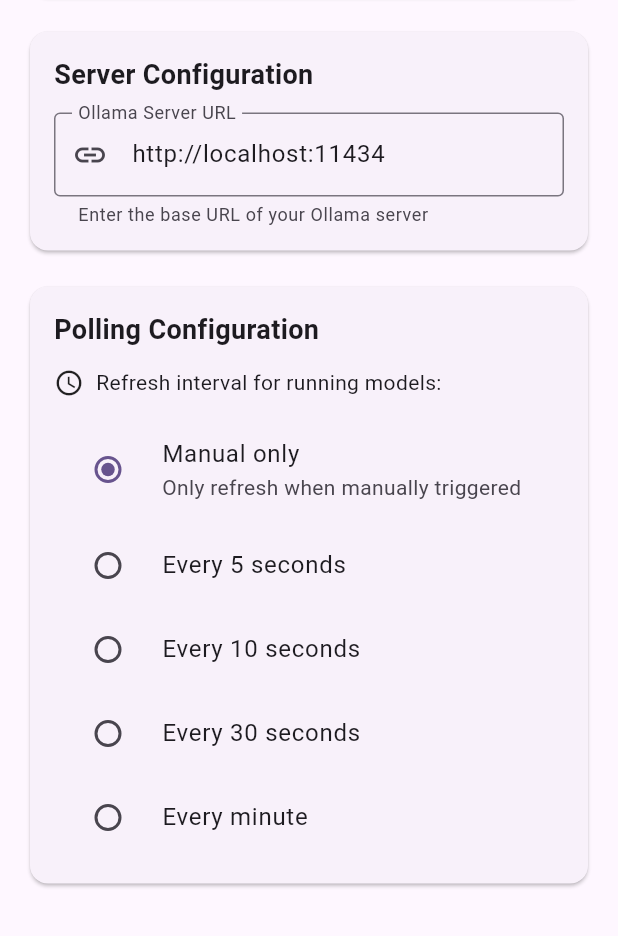
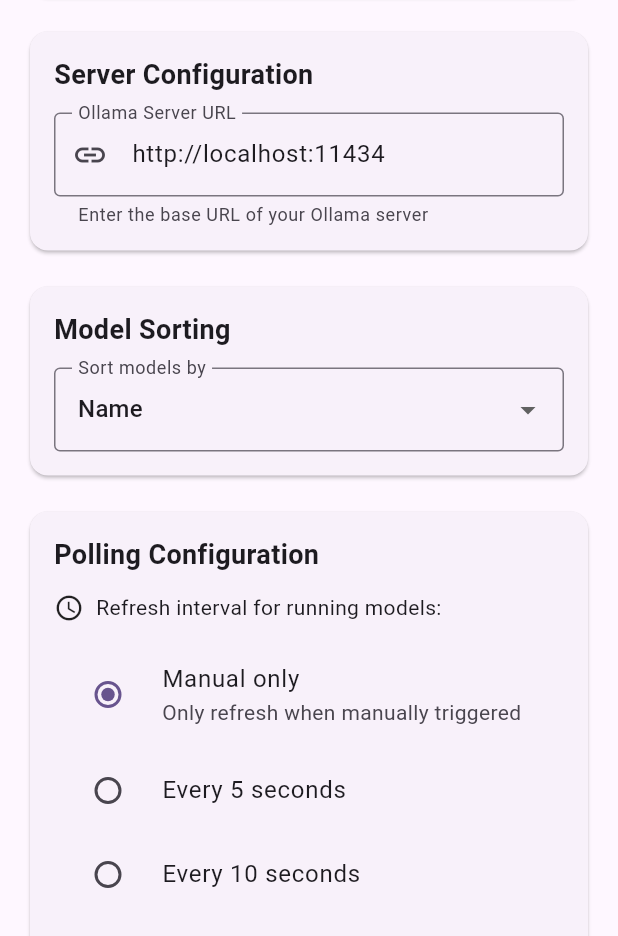
Before and after one commit to glls/littleollama, a Flutter app: the screen it shows after launch, after a tap on the "settings" icon, on a phone screen of 412 x 824 dp, the part 300-1236 px from its top. Run offline on Flutter 3.47's test engine with Material 3 defaults, Android fonts, the phone set to English and light mode, and no system bars; our stand-ins replace package_info_plus, shared_preferences; missing offline and left inert: dart:js_interop; network calls fail.

Commit message:
feat: implement model sorting functionality and update options screen

```diff
--- a/lib/models/ollama_models.dart
+++ b/lib/models/ollama_models.dart
@@ -10,6 +10,7 @@ class OllamaModel {
   final int? sizeVram;
   final int? contextLength;
   final String? detailsPretty;
+  final String? modifiedAt;
 
   OllamaModel({
     required this.name,
@@ -21,6 +22,7 @@ class OllamaModel {
     this.sizeVram,
     this.contextLength,
     this.detailsPretty,
+    this.modifiedAt,
   });
 
   factory OllamaModel.fromJson(Map<String, dynamic> json) {
@@ -42,6 +44,7 @@ class OllamaModel {
       sizeVram: json['size_vram'],
       contextLength: json['context_length'],
       detailsPretty: pretty,
+      modifiedAt: json['modified_at']?.toString(),
     );
   }
 
--- a/lib/options_screen.dart
+++ b/lib/options_screen.dart
@@ -10,15 +10,19 @@ import 'src/storage_io.dart'
 class OptionsScreen extends StatefulWidget {
   final String currentEndpoint;
   final int currentPollingInterval;
+  final String currentSortBy;
   final Function(String) onEndpointChanged;
   final Function(int) onPollingIntervalChanged;
+  final Function(String) onSortByChanged;
 
   const OptionsScreen({
     super.key,
     required this.currentEndpoint,
     required this.currentPollingInterval,
+    required this.currentSortBy,
     required this.onEndpointChanged,
     required this.onPollingIntervalChanged,
+    required this.onSortByChanged,
   });
 
   @override
@@ -28,15 +32,18 @@ class OptionsScreen extends StatefulWidget {
 class _OptionsScreenState extends State<OptionsScreen> {
   late TextEditingController _endpointController;
   late int _pollingInterval;
+  late String _sortBy;
   PackageInfo? _packageInfo;
 
   static const _prefsKeyPollingInterval = 'polling_interval';
+  static const _prefsKeySortBy = 'model_sort_by';
 
   @override
   void initState() {
     super.initState();
     _endpointController = TextEditingController(text: widget.currentEndpoint);
     _pollingInterval = widget.currentPollingInterval;
+    _sortBy = widget.currentSortBy;
     _loadPackageInfo();
   }
 
@@ -66,15 +73,17 @@ class _OptionsScreenState extends State<OptionsScreen> {
       normalizedEndpoint = 'http://$normalizedEndpoint';
     }
 
-    // Save polling interval
+    // Save polling interval and sorting preference
     await storage.saveTheme(
       _prefsKeyPollingInterval,
       _pollingInterval.toString(),
     );
+    await storage.saveTheme(_prefsKeySortBy, _sortBy);
 
     // Call callbacks
     widget.onEndpointChanged(normalizedEndpoint);
     widget.onPollingIntervalChanged(_pollingInterval);
+    widget.onSortByChanged(_sortBy);
 
     if (mounted) {
       ScaffoldMessenger.of(context).showSnackBar(
@@ -195,6 +204,45 @@ class _OptionsScreenState extends State<OptionsScreen> {
 
           const SizedBox(height: 16),
 
+          // Model Sorting Section
+          Card(
+            child: Padding(
+              padding: const EdgeInsets.all(16.0),
+              child: Column(
+                crossAxisAlignment: CrossAxisAlignment.start,
+                children: [
+                  const Text(
+                    'Model Sorting',
+                    style: TextStyle(fontSize: 18, fontWeight: FontWeight.bold),
+                  ),
+                  const SizedBox(height: 12),
+                  DropdownButtonFormField<String>(
+                    value: _sortBy,
+                    decoration: const InputDecoration(
+                      labelText: 'Sort models by',
+                      border: OutlineInputBorder(),
+                    ),
+                    items: const [
+                      DropdownMenuItem(value: 'name', child: Text('Name')),
+                      DropdownMenuItem(value: 'modified_at', child: Text('Modified At')),
+                      DropdownMenuItem(value: 'size', child: Text('Size')),
+                      DropdownMenuItem(value: 'family', child: Text('Family')),
+                      DropdownMenuItem(value: 'parameter_size', child: Text('Parameter Size')),
+                      DropdownMenuItem(value: 'quantization_level', child: Text('Quantization Level')),
+                    ],
+                    onChanged: (value) {
+                      setState(() {
+                        _sortBy = value ?? 'name';
+                      });
+                    },
+                  ),
+                ],
+              ),
+            ),
+          ),
+
+          const SizedBox(height: 16),
+
           // Polling Configuration Section
           Card(
             child: Padding(
```
Also changed, not shown: lib/main.dart (+98 -40 lines).
